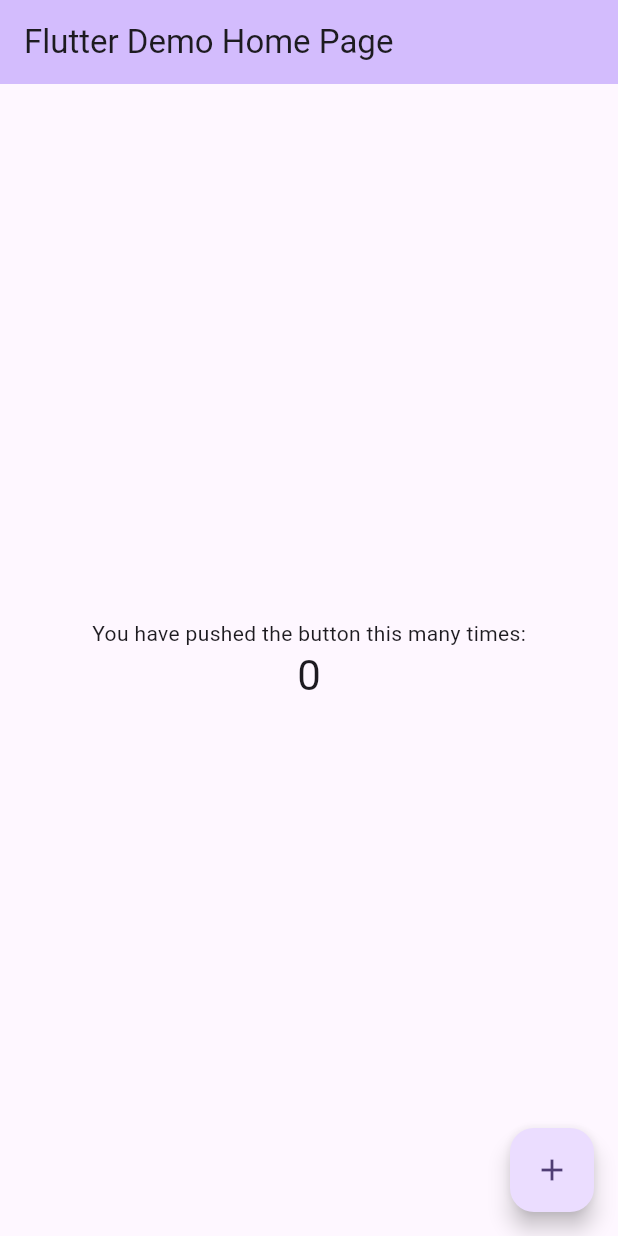
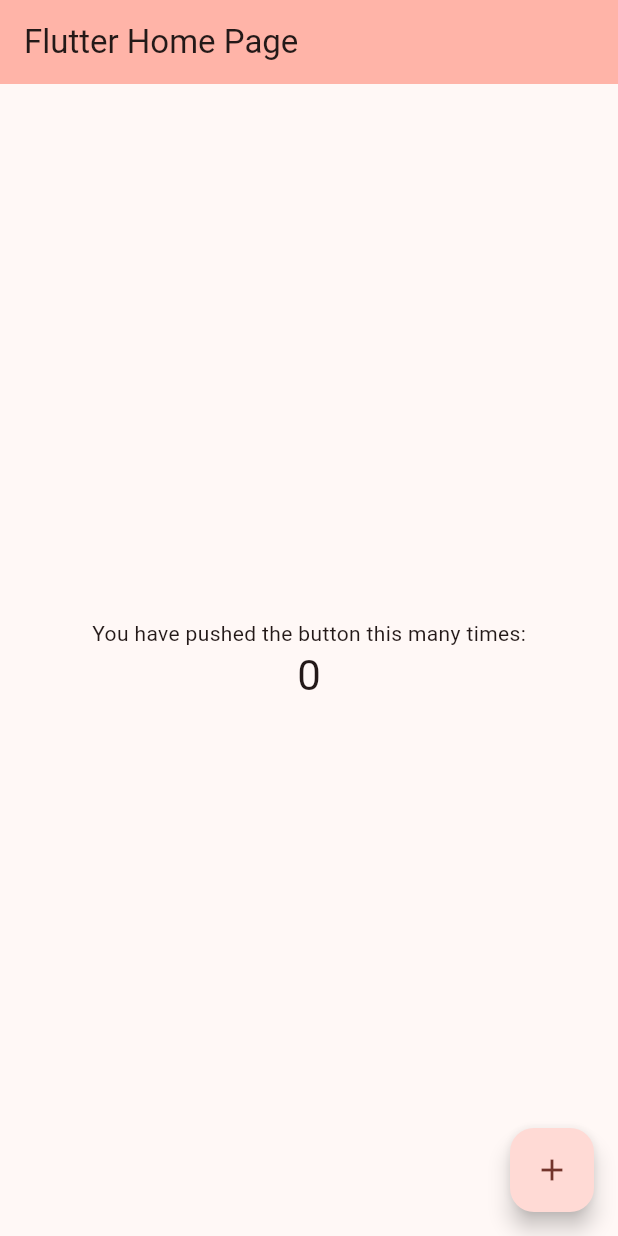
Before and after one commit to GabGFS/hello_world_flutter, a Flutter app: the screen it shows after launch, on a phone screen of 412 x 824 dp. Run offline on Flutter 3.47's test engine with Material 3 defaults, Android fonts, the phone set to English and light mode, and no system bars.

Commit message:
update: remove comments and labels

```diff
--- a/lib/main.dart
+++ b/lib/main.dart
@@ -7,30 +7,14 @@ void main() {
 class MyApp extends StatelessWidget {
   const MyApp({super.key});
 
-  // This widget is the root of your application.
   @override
   Widget build(BuildContext context) {
     return MaterialApp(
-      title: 'Flutter Demo',
+      title: 'Flutter',
       theme: ThemeData(
-        // This is the theme of your application.
-        //
-        // TRY THIS: Try running your application with "flutter run". You'll see
-        // the application has a purple toolbar. Then, without quitting the app,
-        // try changing the seedColor in the colorScheme below to Colors.green
-        // and then invoke "hot reload" (save your changes or press the "hot
-        // reload" button in a Flutter-supported IDE, or press "r" if you used
-        // the command line to start the app).
-        //
-        // Notice that the counter didn't reset back to zero; the application
-        // state is not lost during the reload. To reset the state, use hot
-        // restart instead.
-        //
-        // This works for code too, not just values: Most code changes can be
-        // tested with just a hot reload.
-        colorScheme: ColorScheme.fromSeed(seedColor: Colors.deepPurple),
+        colorScheme: ColorScheme.fromSeed(seedColor: const Color.fromARGB(255, 173, 3, 3)),
       ),
-      home: const MyHomePage(title: 'Flutter Demo Home Page'),
+      home: const MyHomePage(title: 'Flutter Home Page'),
     );
   }
 }
```
